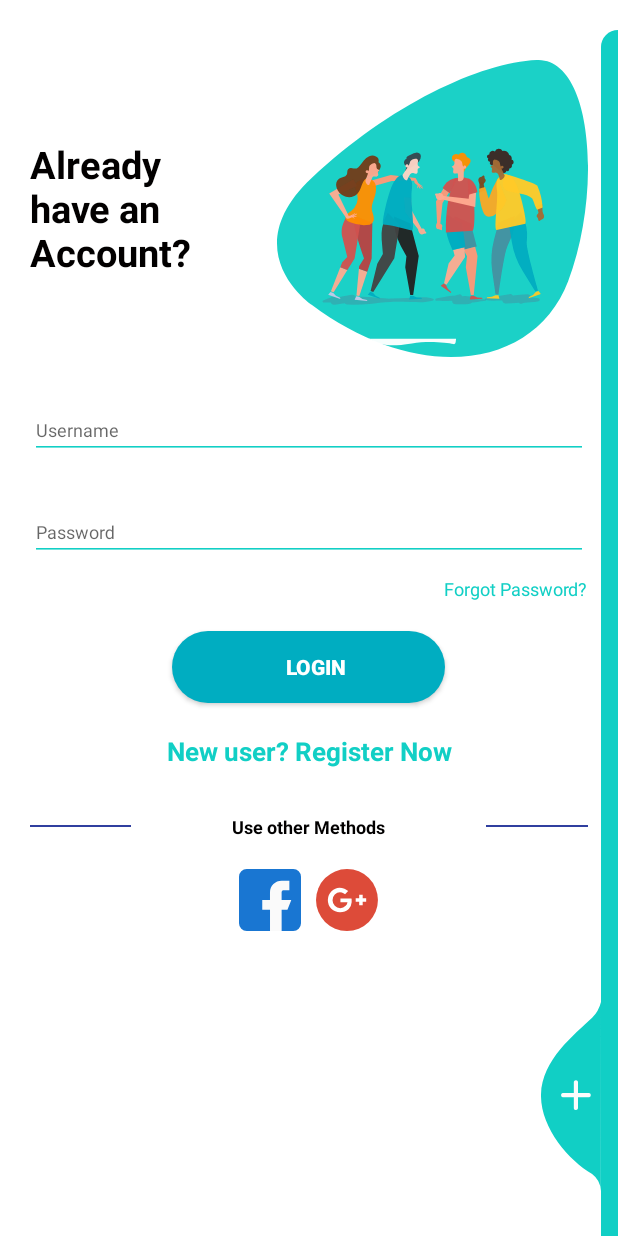
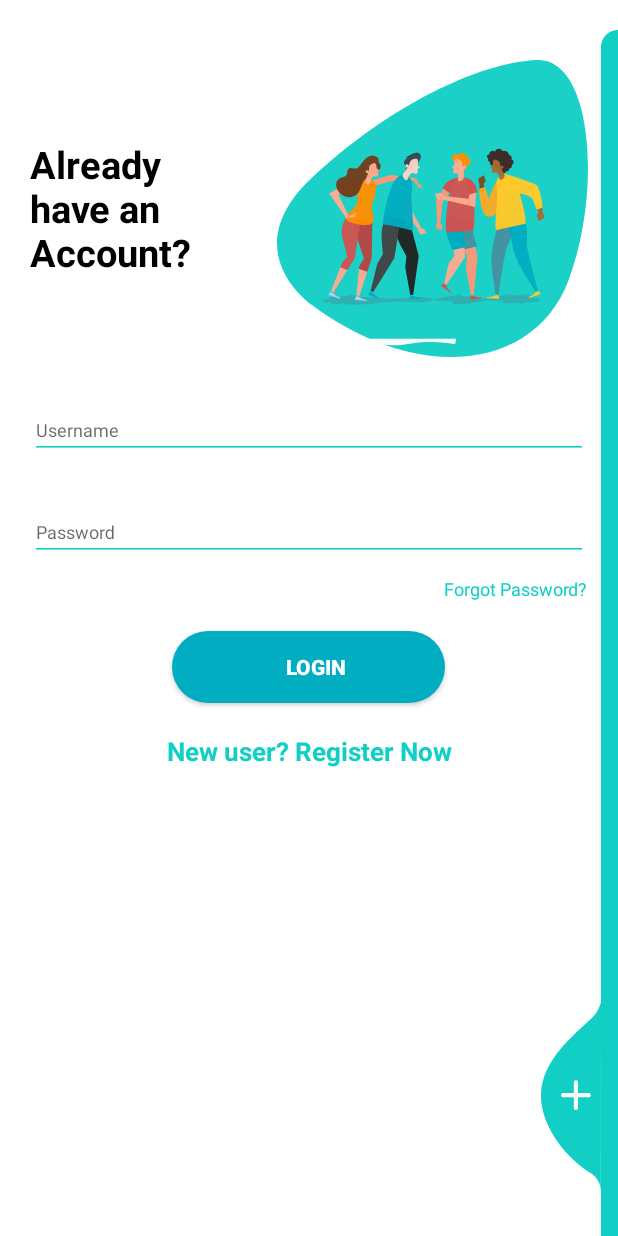
Before and after one commit to vikasvardhan/ThirstMonitor, an Android app: the LoginRegistrationActivity screen opened directly, with no data from a screen before it, on a phone screen of 412 x 824 dp. Run offline under Robolectric (Android 15) with nearby library versions, the phone set to English and light mode, and no system bars; plain views replace CircularProgressButton; 1 statement that could not run was skipped.

Commit message:
Expert pattern changes

```diff
--- a/app/src/main/java/com/example/thirstmonitor/MainWindow/DateHandler.java
+++ b/app/src/main/java/com/example/thirstmonitor/MainWindow/DateHandler.java
@@ -5,9 +5,6 @@ import java.text.SimpleDateFormat;
 import java.util.Date;
 import java.util.Locale;
 
-/**
- * Created by Abeer on 4/12/2017.
- */
 
 public class DateHandler {
     public static String getCurrentDate(){
--- a/app/src/main/java/com/example/thirstmonitor/Model/DateLog.java
+++ b/app/src/main/java/com/example/thirstmonitor/Model/DateLog.java
@@ -1,8 +1,6 @@
 package com.example.thirstmonitor.Model;
 
-/**
- * Created by Abeer on 3/22/2017.
- */
+
 
 public class DateLog  {
 
--- a/app/src/main/res/layout/activity_login_registration.xml
+++ b/app/src/main/res/layout/activity_login_registration.xml
@@ -82,7 +82,8 @@
                     android:layout_marginTop="10dp"
                     android:text="Forgot Password?"
                     android:textColor="@color/primaryTextColor"
-                    android:textSize="@dimen/newsMoreTextSize" />x
+                    android:onClick="resView"
+                    android:textSize="@dimen/newsMoreTextSize" />
 
                 <br.com.simplepass.loading_button_lib.customViews.CircularProgressButton
                     android:id="@+id/button_submit"
@@ -111,49 +112,7 @@
                     android:layout_height="wrap_content"
                     android:layout_marginTop="30dp"
                     android:gravity="center"
-                    android:weightSum="12">
-
-                    <View
-                        android:layout_width="0dp"
-                        android:layout_height="1dp"
-                        android:layout_weight="3"
-                        android:background="@color/colorPrimaryDark" />
-
-                    <TextView
-                        style="@style/viewParent.headerText.NoMode"
-                        android:layout_width="wrap_content"
-                        android:layout_height="wrap_content"
-                        android:layout_weight="6"
-                        android:text="Use other Methods"
-                        android:textAlignment="center"
-                        android:textSize="12sp" />
-
-                    <View
-                        android:layout_width="0dp"
-                        android:layout_height="1dp"
-                        android:layout_weight="3"
-                        android:background="@color/colorPrimaryDark" />
-
-                </LinearLayout>
-
-                <LinearLayout
-                    android:layout_width="match_parent"
-                    android:layout_height="wrap_content"
-                    android:layout_marginTop="20dp"
-                    android:gravity="center">
-
-                    <ImageView
-                        android:layout_width="wrap_content"
-                        android:layout_height="wrap_content"
-                        android:src="@drawable/ic_facebook" />
-
-                    <ImageView
-                        android:layout_width="wrap_content"
-                        android:layout_height="wrap_content"
-                        android:layout_marginLeft="10dp"
-                        android:src="@drawable/ic_google_plus" />
-                </LinearLayout>
-
+                    android:weightSum="12"></LinearLayout>
             </LinearLayout>
         </ScrollView>
 
@@ -314,52 +273,7 @@
                     android:layout_height="wrap_content"
                     android:layout_marginTop="30dp"
                     android:gravity="center"
-                    android:weightSum="12">
-
-                    <View
-                        android:layout_width="0dp"
-                        android:layout_height="1dp"
-                        android:layout_weight="3"
-                        android:background="@color/whiteTextColor" />
-
-                    <TextView
-                        style="@style/viewParent.headerText.NoMode"
-                        android:layout_width="wrap_content"
-                        android:layout_height="wrap_content"
-                        android:layout_weight="6"
-                        android:text="Use other Methods"
-                        android:textAlignment="center"
-                        android:textColor="@color/whiteTextColor"
-                        android:textSize="12sp" />
-
-                    <View
-                        android:layout_width="0dp"
-                        android:layout_height="1dp"
-                        android:layout_weight="3"
-                        android:background="@color/whiteTextColor" />
-
-                </LinearLayout>
-
-                <LinearLayout
-                    android:layout_width="match_parent"
-                    android:layout_height="wrap_content"
-                    android:layout_marginTop="20dp"
-                    android:layout_marginBottom="30dp"
-                    android:gravity="center">
-
-                    <ImageView
-                        android:layout_width="wrap_content"
-                        android:layout_height="wrap_content"
-                        android:src="@drawable/ic_facebook" />
-
-                    <ImageView
-                        android:layout_width="wrap_content"
-                        android:layout_height="wrap_content"
-                        android:layout_marginLeft="10dp"
-                        android:src="@drawable/ic_google_plus" />
-                </LinearLayout>
-
-
+                    android:weightSum="12"> </LinearLayout>
             </LinearLayout>
         </ScrollView>
 
```
Also changed, not shown: app/src/main/java/com/example/thirstmonitor/Database/DrinkDataSource.java (+10 -12 lines), app/src/main/java/com/example/thirstmonitor/LoginRegistration/LoginRegistrationActivity.java (+12 -0 lines), app/src/main/java/com/example/thirstmonitor/Model/TimeLog.java (+0 -7 lines), app/src/main/java/com/example/thirstmonitor/Model/UserAccount.java (added, +36 -0 lines).
